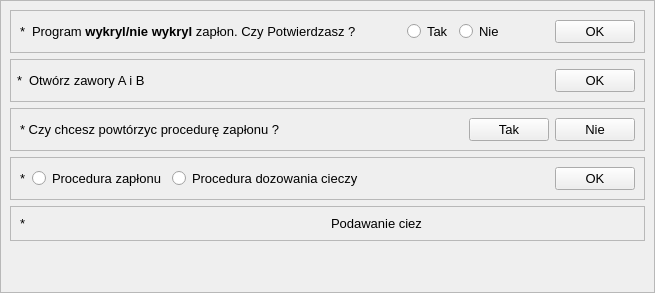
wiacekmarcin/StanowiskoChemiczne, file app/nowytest_7.ui: the form before one commit.
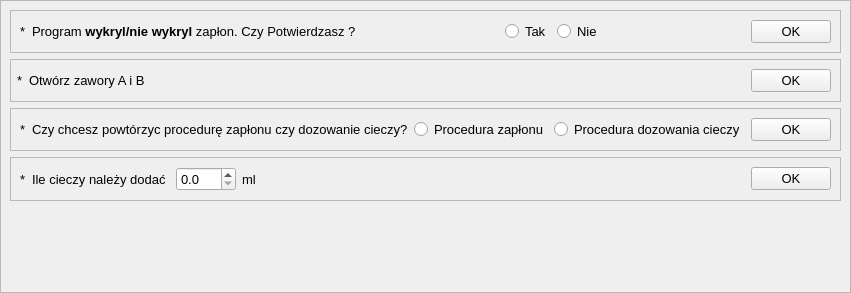
The form after the commit. Custom widgets are drawn as their Qt base class.

Patch:
```diff
--- a/app/nowytest_7.ui
+++ b/app/nowytest_7.ui
@@ -12,7 +12,6 @@
   </property>
   <property name="font">
    <font>
-    <family>Tahoma</family>
     <pointsize>12</pointsize>
    </font>
   </property>
@@ -45,7 +44,6 @@
     <widget class="QFrame" name="frame_all">
      <property name="font">
       <font>
-       <family>Tahoma</family>
        <pointsize>10</pointsize>
       </font>
      </property>
@@ -193,12 +191,19 @@
          <item>
           <widget class="QLabel" name="arrow_3">
            <property name="text">
-            <string>* Czy chcesz powtórzyc procedurę zapłonu ?</string>
+            <string>*</string>
            </property>
           </widget>
          </item>
          <item>
-          <spacer name="horizontalSpacer_4">
+          <widget class="QLabel" name="text_3">
+           <property name="text">
+            <string>Czy chcesz powtórzyc procedurę zapłonu czy dozowanie cieczy?</string>
+           </property>
+          </widget>
+         </item>
+         <item>
+          <spacer name="horizontalSpacer_5">
            <property name="orientation">
             <enum>Qt::Horizontal</enum>
            </property>
@@ -211,67 +216,34 @@
           </spacer>
          </item>
          <item>
-          <widget class="QPushButton" name="pbYes_3">
-           <property name="text">
-            <string>Tak</string>
-           </property>
-          </widget>
-         </item>
-         <item>
-          <widget class="QPushButton" name="pBNo_3">
-           <property name="text">
-            <string>Nie</string>
-           </property>
-          </widget>
-         </item>
-        </layout>
-       </widget>
-      </item>
-      <item>
-       <widget class="QFrame" name="frame_4">
-        <property name="frameShape">
-         <enum>QFrame::StyledPanel</enum>
-        </property>
-        <property name="frameShadow">
-         <enum>QFrame::Raised</enum>
-        </property>
-        <layout class="QHBoxLayout" name="horizontalLayout_4">
-         <item>
-          <widget class="QLabel" name="arrow_4">
-           <property name="text">
-            <string>*</string>
-           </property>
-          </widget>
-         </item>
-         <item>
-          <widget class="QRadioButton" name="rb4_zaplon">
+          <widget class="QRadioButton" name="rb3_zaplon">
            <property name="text">
             <string>Procedura zapłonu</string>
            </property>
           </widget>
          </item>
          <item>
-          <widget class="QRadioButton" name="rb4_ciecz">
+          <widget class="QRadioButton" name="rb3_ciecz">
            <property name="text">
             <string>Procedura dozowania cieczy</string>
            </property>
           </widget>
          </item>
          <item>
-          <spacer name="horizontalSpacer_5">
+          <spacer name="horizontalSpacer_4">
            <property name="orientation">
             <enum>Qt::Horizontal</enum>
            </property>
            <property name="sizeHint" stdset="0">
             <size>
-             <width>279</width>
+             <width>40</width>
              <height>20</height>
             </size>
            </property>
           </spacer>
          </item>
          <item>
-          <widget class="QPushButton" name="pbOK_4">
+          <widget class="QPushButton" name="pbOK_3">
            <property name="text">
             <string>OK</string>
            </property>
@@ -281,7 +253,7 @@
        </widget>
       </item>
       <item>
-       <widget class="QFrame" name="frame_5">
+       <widget class="QFrame" name="frame_4">
         <property name="frameShape">
          <enum>QFrame::StyledPanel</enum>
         </property>
@@ -290,7 +262,7 @@
         </property>
         <layout class="QHBoxLayout" name="horizontalLayout_5">
          <item>
-          <widget class="QLabel" name="label">
+          <widget class="QLabel" name="arrow_4">
            <property name="text">
             <string>*</string>
            </property>
@@ -299,7 +271,41 @@
          <item>
           <widget class="QLabel" name="label_2">
            <property name="text">
-            <string>Podawanie ciez</string>
+            <string>Ile cieczy należy dodać </string>
+           </property>
+          </widget>
+         </item>
+         <item>
+          <widget class="QDoubleSpinBox" name="cbCiecz">
+           <property name="decimals">
+            <number>1</number>
+           </property>
+          </widget>
+         </item>
+         <item>
+          <widget class="QLabel" name="label">
+           <property name="text">
+            <string>ml</string>
+           </property>
+          </widget>
+         </item>
+         <item>
+          <spacer name="horizontalSpacer_6">
+           <property name="orientation">
+            <enum>Qt::Horizontal</enum>
+           </property>
+           <property name="sizeHint" stdset="0">
+            <size>
+             <width>40</width>
+             <height>20</height>
+            </size>
+           </property>
+          </spacer>
+         </item>
+         <item>
+          <widget class="QPushButton" name="pbOk_4">
+           <property name="text">
+            <string>OK</string>
            </property>
           </widget>
          </item>
```
